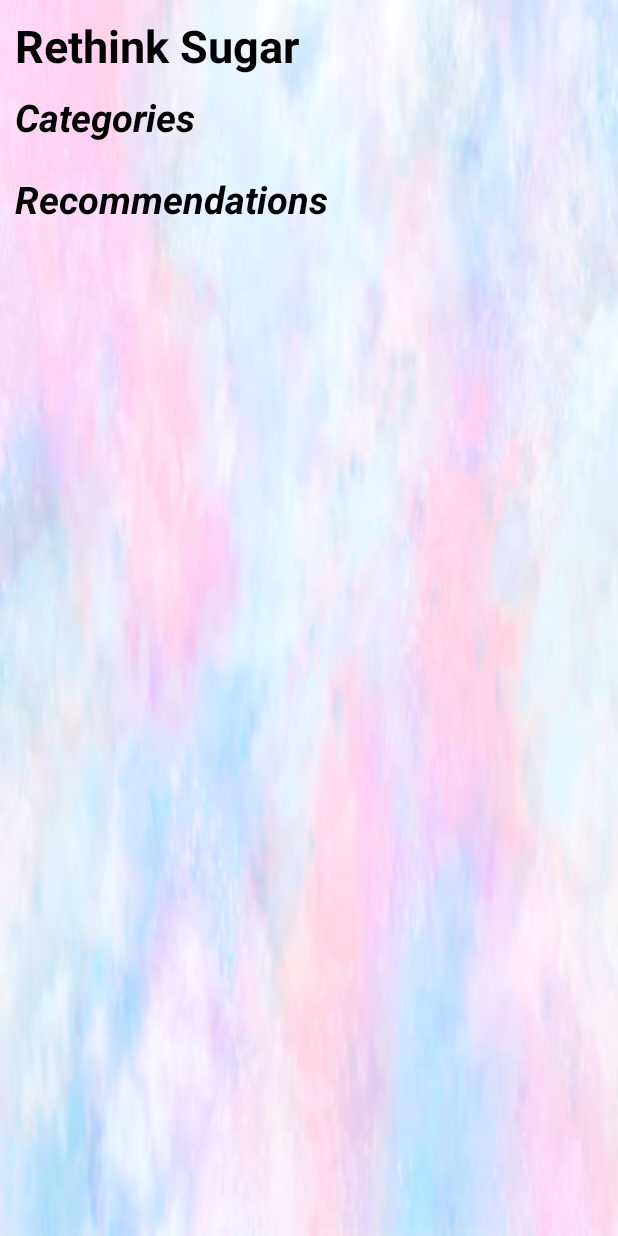
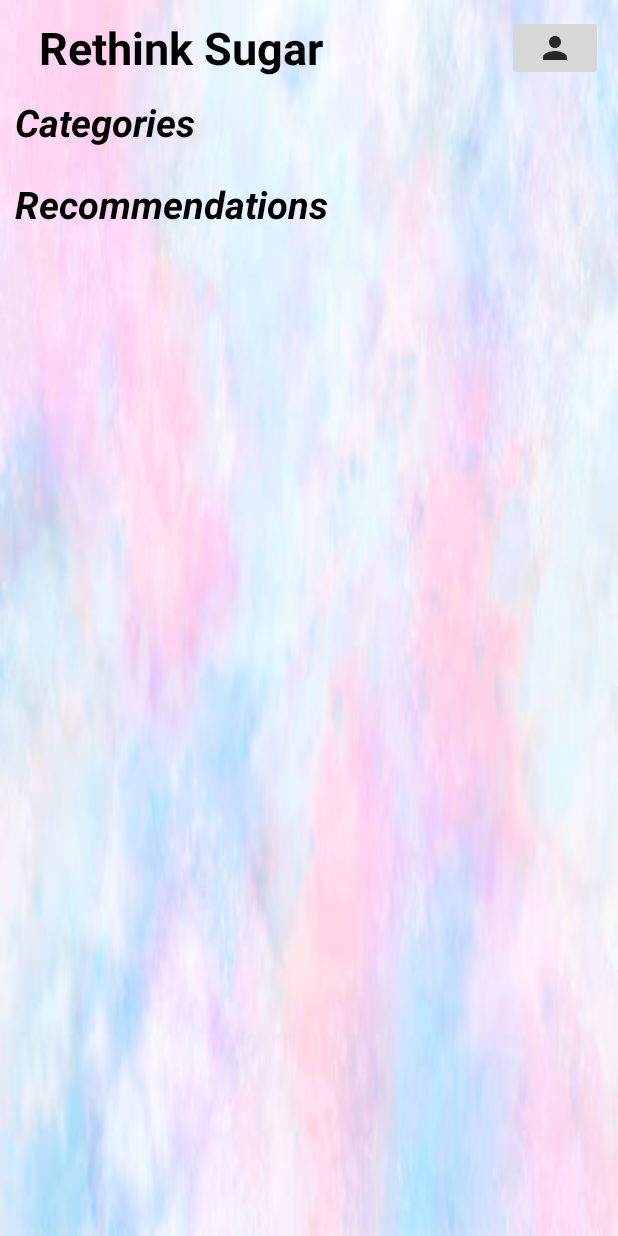
Before and after one commit to ancuta-ciceu/RethinkSugar, an Android app: the screen it shows after launch once a user with an empty profile is signed in (HomeActivity), on a phone screen of 412 x 824 dp. Run offline under Robolectric (Android 15) with nearby library versions, the phone set to English and light mode, and no system bars; our stand-ins replace Firebase (no records; nobody signed in at launch, a user with empty details on screens opened directly), data binding.

Commit message:
logout button

```diff
--- a/app/src/main/java/com/example/rethinksugar/ui/HomeActivity.kt
+++ b/app/src/main/java/com/example/rethinksugar/ui/HomeActivity.kt
@@ -8,9 +8,11 @@ import androidx.appcompat.app.AppCompatActivity
 import androidx.recyclerview.widget.LinearLayoutManager
 import com.example.rethinksugar.adapter.MainCategoryAdapter
 import com.example.rethinksugar.adapter.SubCategoryAdapter
+import com.example.rethinksugar.auth.LoginActivity
 import com.example.rethinksugar.databinding.ActivityHomeBinding
 import com.example.rethinksugar.firebase.Recipes
 import com.example.rethinksugar.firebase.RecipesCategory
+import com.google.firebase.auth.FirebaseAuth
 import com.google.firebase.database.DataSnapshot
 import com.google.firebase.database.DatabaseError
 import com.google.firebase.database.FirebaseDatabase
@@ -21,11 +23,21 @@ class HomeActivity : AppCompatActivity() {
     private lateinit var mainAdapter: MainCategoryAdapter
     private lateinit var subAdapter: SubCategoryAdapter
     private var category: String = ""
+    private lateinit var firebaseAuth: FirebaseAuth
 
     override fun onCreate(savedInstanceState: Bundle?) {
         super.onCreate(savedInstanceState)
         binding = ActivityHomeBinding.inflate(layoutInflater)
         setContentView(binding.root)
+
+
+        firebaseAuth = FirebaseAuth.getInstance()
+        binding.logoutBtn.setOnClickListener{
+            firebaseAuth.signOut()
+            val intent = Intent(this, LoginActivity::class.java)
+            startActivity(intent)
+        }
+
 
         mainAdapter = MainCategoryAdapter { selectedCategory ->
             showRecipes(selectedCategory)
--- /dev/null
+++ b/app/src/main/res/drawable/logout.xml
@@ -0,0 +1,5 @@
+<vector android:height="24dp" android:tint="#282828"
+    android:viewportHeight="24" android:viewportWidth="24"
+    android:width="24dp" xmlns:android="http://schemas.android.com/apk/res/android">
+    <path android:fillColor="@android:color/white" android:pathData="M12,12c2.21,0 4,-1.79 4,-4s-1.79,-4 -4,-4 -4,1.79 -4,4 1.79,4 4,4zM12,14c-2.67,0 -8,1.34 -8,4v2h16v-2c0,-2.66 -5.33,-4 -8,-4z"/>
+</vector>
--- a/app/src/main/res/layout/activity_home.xml
+++ b/app/src/main/res/layout/activity_home.xml
@@ -1,7 +1,8 @@
 <?xml version="1.0" encoding="utf-8"?>
 
 <layout xmlns:android="http://schemas.android.com/apk/res/android"
-    xmlns:tools="http://schemas.android.com/tools">
+    xmlns:tools="http://schemas.android.com/tools"
+    xmlns:app="http://schemas.android.com/apk/res-auto">
     <data>
         <variable
             name="viewModel"
@@ -23,17 +24,41 @@
             android:layout_height="wrap_content"
             android:orientation="vertical">
 
+
+            <androidx.appcompat.widget.Toolbar
+                android:id="@+id/toolbar"
+                android:layout_width="wrap_content"
+                android:layout_height="?attr/actionBarSize"
+                app:layout_collapseMode="pin"
+                app:layout_scrollFlags="scroll|enterAlways">
+
                 <TextView
                     android:id="@+id/title"
                     android:layout_width="match_parent"
                     android:layout_height="wrap_content"
+                    android:padding="10dp"
                     android:text="Rethink Sugar"
+                    android:textColor="@color/black"
                     android:textSize="30sp"
-                android:textColor="@color/black"
                     android:textStyle="bold"
-                android:padding="10dp"
                     tools:ignore="MissingConstraints" />
 
+                <RelativeLayout
+                    android:layout_width="wrap_content"
+                    android:layout_height="wrap_content">
+
+                    <ImageButton
+                        android:id="@+id/logoutBtn"
+                        android:layout_width="wrap_content"
+                        android:layout_height="wrap_content"
+                        android:layout_margin="10dp"
+                        android:contentDescription="Logout"
+                        android:padding="20dp"
+                        android:src="@drawable/logout"
+                        android:layout_alignParentEnd="true"
+                        android:layout_alignParentRight="true"/>
+                </RelativeLayout>
+            </androidx.appcompat.widget.Toolbar>
 
             <TextView
                 android:id="@+id/recepies_categories"
```
Lines whose indentation alone changed are shown as unchanged.
